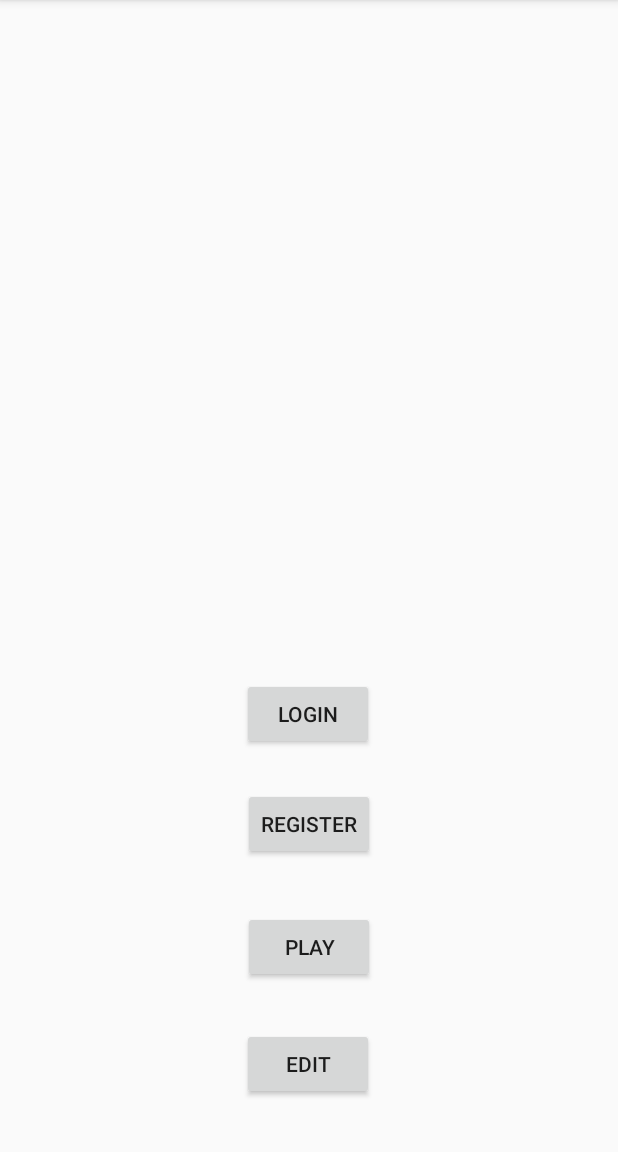
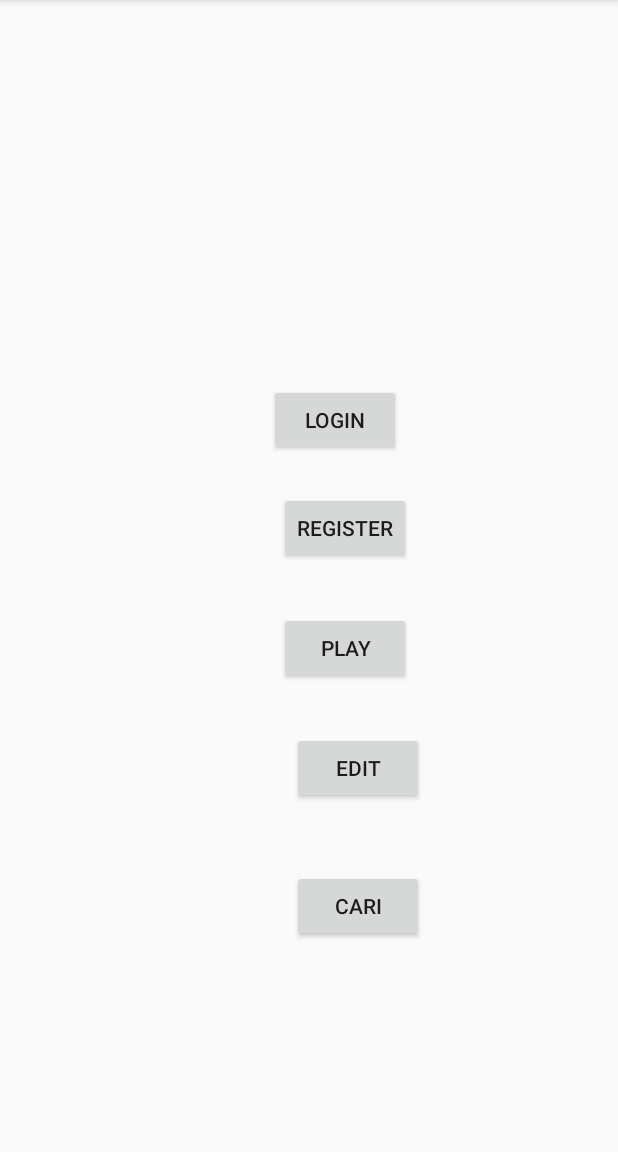
Before and after one commit to farahfitriavidaa/tubesandroid, an Android app: the screen it shows after launch (MainActivity), on a phone screen of 412 x 824 dp, the part 84-1236 px from its top. Run offline under Robolectric (Android 15) with nearby library versions, the phone set to English and light mode, and no system bars.

Commit message:
ha hi TampilanLogin Tambahan ayo bisa bisaaa bisaaaaa bisa bulat sukses cari cari lagi tambah lagi

```diff
--- a/app/src/main/java/id/ac/telkomuniversity/vsi3f4/tubesandroid/MainActivity.java
+++ b/app/src/main/java/id/ac/telkomuniversity/vsi3f4/tubesandroid/MainActivity.java
@@ -13,6 +13,7 @@ import android.view.View;
 import android.widget.AdapterView;
 import android.widget.ArrayAdapter;
 import android.widget.Button;
+import android.widget.ImageButton;
 import android.widget.ListView;
 
 public class MainActivity extends AppCompatActivity {
@@ -26,12 +27,22 @@ public class MainActivity extends AppCompatActivity {
     Button pindahPlay;
     Button pindahLogin;
     Button pindahEdit;
+    Button pindahcari;
 
     @Override
     protected void onCreate(Bundle savedInstanceState) {
         super.onCreate(savedInstanceState);
         setContentView(R.layout.activity_main);
 
+
+        pindahcari = findViewById(R.id.button4);
+        pindahcari.setOnClickListener(new View.OnClickListener() {
+            @Override
+            public void onClick(View view) {
+                Intent intent = new Intent(MainActivity.this, Cari.class);
+                startActivity(intent);
+            }
+        });
         pindahButton = findViewById(R.id.pindahbuttonsatu);
         pindahButton.setOnClickListener(new View.OnClickListener() {
             @Override
@@ -63,7 +74,7 @@ public class MainActivity extends AppCompatActivity {
         pindahEdit.setOnClickListener(new View.OnClickListener() {
             @Override
             public void onClick(View view) {
-                Intent intent = new Intent(MainActivity.this, Play.class);
+                Intent intent = new Intent(MainActivity.this, Edit.class);
                 startActivity(intent);
             }
         });
--- a/app/src/main/res/layout/activity_main.xml
+++ b/app/src/main/res/layout/activity_main.xml
@@ -15,20 +15,21 @@
         android:id="@+id/pindahbuttonsatu"
         android:layout_width="wrap_content"
         android:layout_height="wrap_content"
-        android:layout_marginBottom="268dp"
+        android:layout_marginBottom="464dp"
         android:text="Login"
         app:layout_constraintBottom_toBottomOf="parent"
         app:layout_constraintEnd_toEndOf="parent"
-        app:layout_constraintHorizontal_bias="0.498"
+        app:layout_constraintHorizontal_bias="0.554"
         app:layout_constraintStart_toStartOf="parent" />
 
     <Button
         android:id="@+id/button1"
         android:layout_width="wrap_content"
         android:layout_height="wrap_content"
-        android:layout_marginTop="73dp"
+        android:layout_marginTop="72dp"
         android:text="REGISTER"
         app:layout_constraintEnd_toEndOf="parent"
+        app:layout_constraintHorizontal_bias="0.575"
         app:layout_constraintStart_toStartOf="parent"
         app:layout_constraintTop_toTopOf="@+id/pindahbuttonsatu" />
 
@@ -36,9 +37,10 @@
         android:id="@+id/button2"
         android:layout_width="wrap_content"
         android:layout_height="wrap_content"
-        android:layout_marginTop="82dp"
+        android:layout_marginTop="80dp"
         android:text="PLAY"
         app:layout_constraintEnd_toEndOf="parent"
+        app:layout_constraintHorizontal_bias="0.575"
         app:layout_constraintStart_toStartOf="parent"
         app:layout_constraintTop_toTopOf="@+id/button1" />
 
@@ -49,8 +51,19 @@
         android:layout_marginTop="160dp"
         android:text="EDIT"
         app:layout_constraintEnd_toEndOf="parent"
-        app:layout_constraintHorizontal_bias="0.498"
+        app:layout_constraintHorizontal_bias="0.6"
         app:layout_constraintStart_toStartOf="parent"
         app:layout_constraintTop_toTopOf="@+id/button1" />
 
+    <Button
+        android:id="@+id/button4"
+        android:layout_width="wrap_content"
+        android:layout_height="wrap_content"
+        android:layout_marginTop="44dp"
+        android:text="Cari"
+        app:layout_constraintEnd_toEndOf="parent"
+        app:layout_constraintHorizontal_bias="0.6"
+        app:layout_constraintStart_toStartOf="parent"
+        app:layout_constraintTop_toBottomOf="@+id/button3" />
+
 </androidx.constraintlayout.widget.ConstraintLayout>
```
Also changed, not shown: app/src/main/java/id/ac/telkomuniversity/vsi3f4/tubesandroid/Cari.java (added, +11 -0 lines), app/src/main/res/layout/edit.xml (+17 -15 lines).
